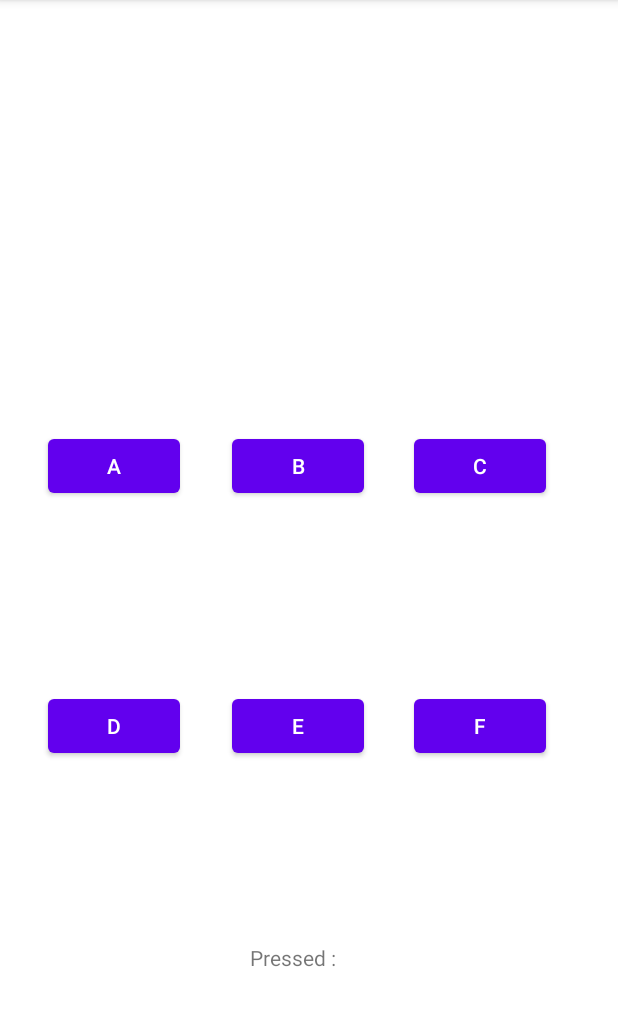
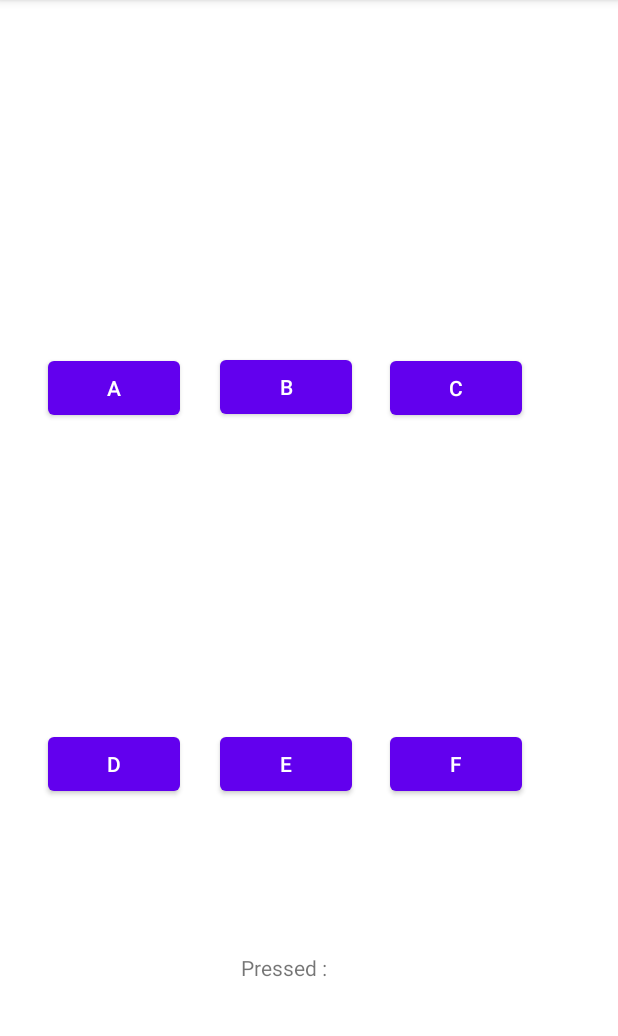
Before and after one commit to KanishkaSoni11/NUMAD22Su_KanishkaSoni, an Android app: the Activity2 screen opened directly, with no data from a screen before it, on a phone screen of 412 x 824 dp, the part 84-1120 px from its top. Run offline under Robolectric (Android 15) with nearby library versions, the phone set to English and light mode, and no system bars.

```diff
--- a/app/src/main/java/edu/neu/madcourse/numad22su_kanishkasoni/Activity2.java
+++ b/app/src/main/java/edu/neu/madcourse/numad22su_kanishkasoni/Activity2.java
@@ -2,6 +2,7 @@ package edu.neu.madcourse.numad22su_kanishkasoni;
 
 import androidx.appcompat.app.AppCompatActivity;
 
+import android.annotation.SuppressLint;
 import android.os.Bundle;
 import android.view.View;
 import android.widget.TextView;
@@ -14,6 +15,7 @@ public class Activity2 extends AppCompatActivity {
         setContentView(R.layout.activity_2);
     }
 
+    @SuppressLint("SetTextI18n")
     public void onClick_Act2(View view) {
         TextView textView = (TextView) findViewById(R.id.pressed_text);
 
--- a/app/src/main/res/layout/activity_2.xml
+++ b/app/src/main/res/layout/activity_2.xml
@@ -11,81 +11,87 @@
         android:layout_width="wrap_content"
         android:layout_height="wrap_content"
         android:layout_marginStart="32dp"
-        android:layout_marginTop="8dp"
+        android:layout_marginTop="32dp"
         android:onClick="onClick_Act2"
         android:text="A"
         app:layout_constraintBottom_toTopOf="@+id/Button_D"
         app:layout_constraintStart_toStartOf="parent"
         app:layout_constraintTop_toTopOf="parent"
-        app:layout_constraintVertical_bias="0.69" />
+        app:layout_constraintVertical_bias="1.0" />
 
     <Button
         android:id="@+id/Button_B"
         android:layout_width="wrap_content"
         android:layout_height="wrap_content"
+        android:layout_marginTop="32dp"
         android:onClick="onClick_Act2"
         android:text="B"
         app:layout_constraintBottom_toTopOf="@+id/Button_E"
         app:layout_constraintEnd_toStartOf="@+id/Button_C"
-        app:layout_constraintHorizontal_bias="0.507"
+        app:layout_constraintHorizontal_bias="0.509"
         app:layout_constraintStart_toEndOf="@+id/Button_A"
         app:layout_constraintTop_toTopOf="parent"
-        app:layout_constraintVertical_bias="0.696" />
+        app:layout_constraintVertical_bias="0.498" />
 
     <Button
         android:id="@+id/Button_C"
         android:layout_width="wrap_content"
         android:layout_height="wrap_content"
-        android:layout_marginEnd="48dp"
+        android:layout_marginTop="32dp"
+        android:layout_marginEnd="64dp"
         android:onClick="onClick_Act2"
         android:text="C"
         app:layout_constraintBottom_toTopOf="@+id/Button_F"
         app:layout_constraintEnd_toEndOf="parent"
         app:layout_constraintTop_toTopOf="parent"
-        app:layout_constraintVertical_bias="0.696" />
+        app:layout_constraintVertical_bias="1.0" />
 
     <Button
         android:id="@+id/Button_D"
         android:layout_width="wrap_content"
         android:layout_height="wrap_content"
         android:layout_marginStart="32dp"
-        android:layout_marginBottom="260dp"
+        android:layout_marginBottom="32dp"
         android:onClick="onClick_Act2"
         android:text="D"
         app:layout_constraintBottom_toBottomOf="parent"
-        app:layout_constraintStart_toStartOf="parent" />
+        app:layout_constraintStart_toStartOf="parent"
+        app:layout_constraintTop_toBottomOf="@+id/Button_A" />
 
     <Button
         android:id="@+id/Button_E"
         android:layout_width="wrap_content"
         android:layout_height="wrap_content"
-        android:layout_marginBottom="260dp"
         android:onClick="onClick_Act2"
         android:text="E"
         app:layout_constraintBottom_toBottomOf="parent"
         app:layout_constraintEnd_toStartOf="@+id/Button_F"
-        app:layout_constraintHorizontal_bias="0.507"
-        app:layout_constraintStart_toEndOf="@+id/Button_D" />
+        app:layout_constraintHorizontal_bias="0.509"
+        app:layout_constraintStart_toEndOf="@+id/Button_D"
+        app:layout_constraintTop_toTopOf="parent"
+        app:layout_constraintVertical_bias="0.674" />
 
     <Button
         android:id="@+id/Button_F"
         android:layout_width="wrap_content"
         android:layout_height="wrap_content"
-        android:layout_marginEnd="48dp"
-        android:layout_marginBottom="260dp"
+        android:layout_marginEnd="64dp"
+        android:layout_marginBottom="32dp"
         android:onClick="onClick_Act2"
         android:text="F"
         app:layout_constraintBottom_toBottomOf="parent"
-        app:layout_constraintEnd_toEndOf="parent" />
+        app:layout_constraintEnd_toEndOf="parent"
+        app:layout_constraintTop_toBottomOf="@+id/Button_C" />
 
     <TextView
         android:id="@+id/pressed_text"
         android:layout_width="wrap_content"
-        android:layout_height="wrap_content"
+        android:layout_height="19dp"
         android:text="Pressed :"
         app:layout_constraintBottom_toBottomOf="parent"
         app:layout_constraintEnd_toEndOf="parent"
-        app:layout_constraintHorizontal_bias="0.47"
+        app:layout_constraintHorizontal_bias="0.453"
         app:layout_constraintStart_toStartOf="parent"
-        app:layout_constraintTop_toBottomOf="@+id/Button_E" />
+        app:layout_constraintTop_toTopOf="parent"
+        app:layout_constraintVertical_bias="0.849" />
 </androidx.constraintlayout.widget.ConstraintLayout>
```
